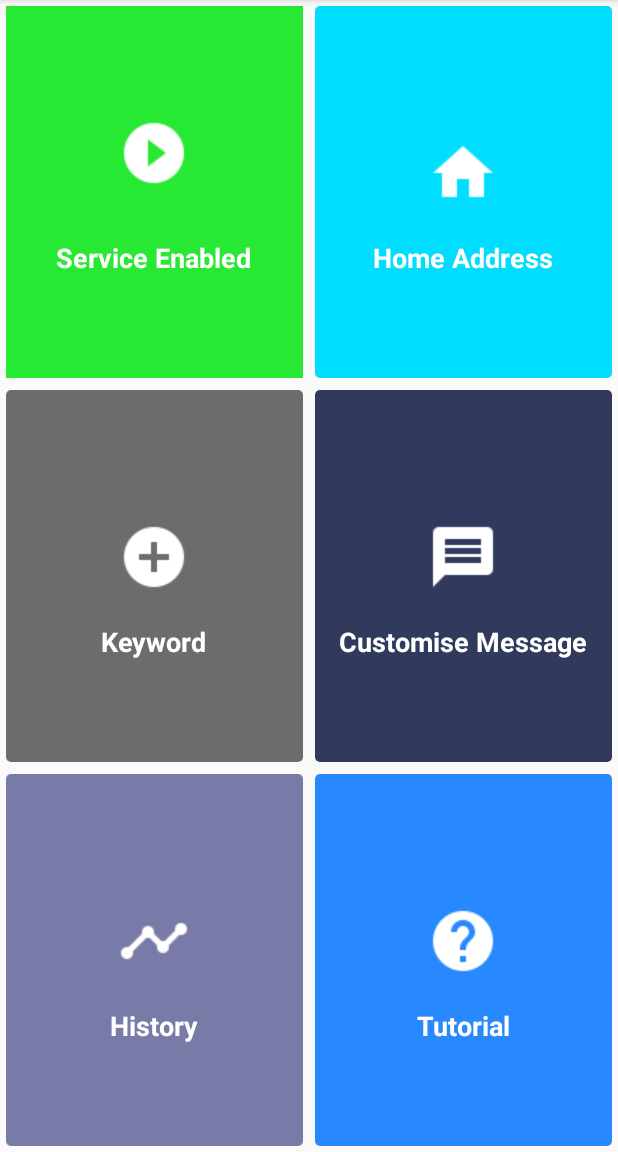
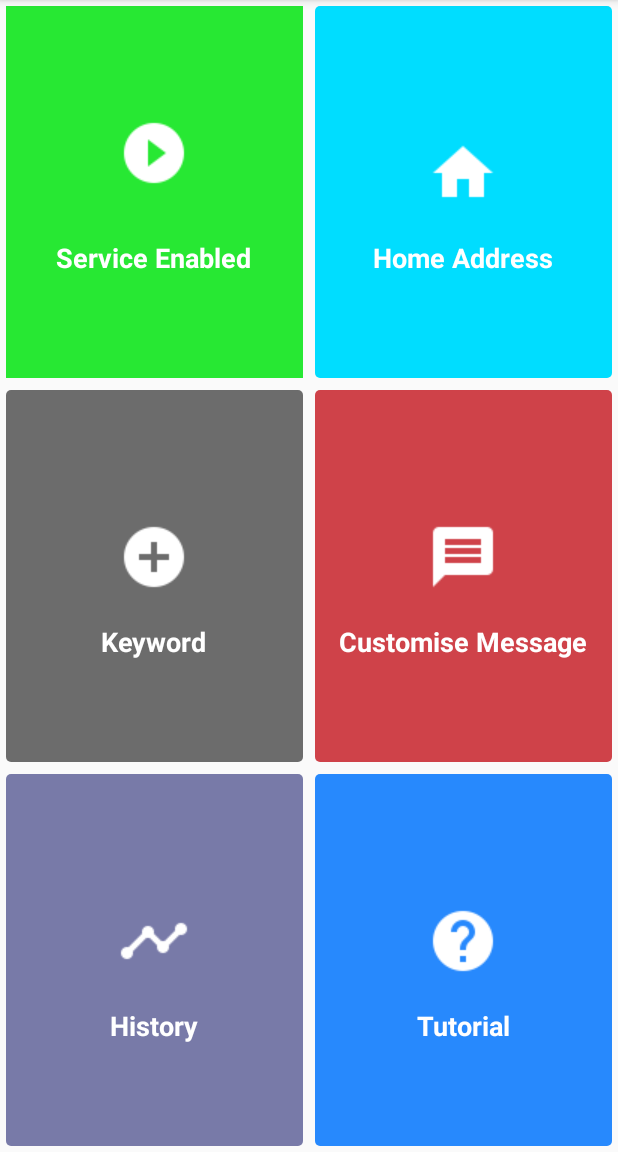
Before and after one commit to kumar7rk/FLASH-A, an Android app: the screen it shows after launch (Design), on a phone screen of 412 x 824 dp, the part 84-1236 px from its top. Run offline under Robolectric (Android 15) with nearby library versions, the phone set to English and light mode, and no system bars; libraries missing offline, so code that uses them is left out: br.com.goncalves; pictures from the network do not load.

Commit message:
Color changed for customise message :beers:
It looks beautiful man!

```diff
--- a/app/src/main/res/values/colors.xml
+++ b/app/src/main/res/values/colors.xml
@@ -25,7 +25,7 @@
     <color name="service_enabled_background">#ffff8800</color>
     <color name="home_address_background">#ff00ddff</color>
     <color name="keyword_background">#90000000</color>
-    <color name="customise_message_background">#31395c</color>
+    <color name="customise_message_background">#cf4249</color>
     <color name="history_background">#787aa8</color>
     <color name="tutorial_background">#2789fd</color>
 
```
